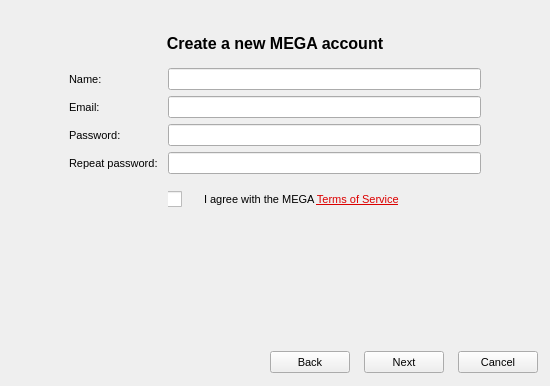
The window that Source/MEGASync/gui/SetupWizard.ui (meganz/MEGAsync) describes before a commit, drawn with Qt 5.
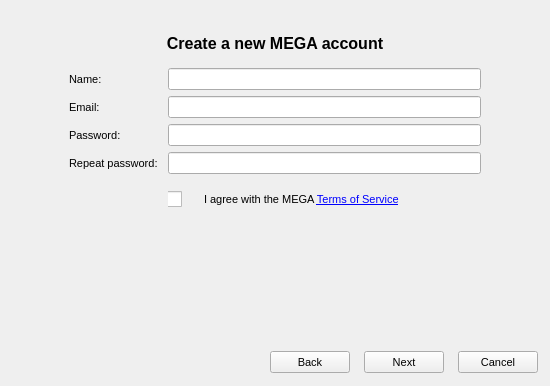
The same window after the commit. The open tabs and pages were chosen to show the change. Icons and pictures are not drawn.

```diff
--- a/Source/MEGASync/gui/SetupWizard.ui
+++ b/Source/MEGASync/gui/SetupWizard.ui
@@ -396,7 +396,7 @@
                 <string notr="true"/>
                </property>
                <property name="text">
-                <string>I agree with the MEGA &lt;a href=&quot;https://mega.co.nz/#terms&quot; style=&quot;color: #DC0000&quot;&gt;Terms of Service&lt;/a&gt;</string>
+                <string>I agree with the MEGA &lt;a href=&quot;https://mega.co.nz/#terms&quot;&gt;Terms of Service&lt;/a&gt;</string>
                </property>
                <property name="textFormat">
                 <enum>Qt::RichText</enum>
```
